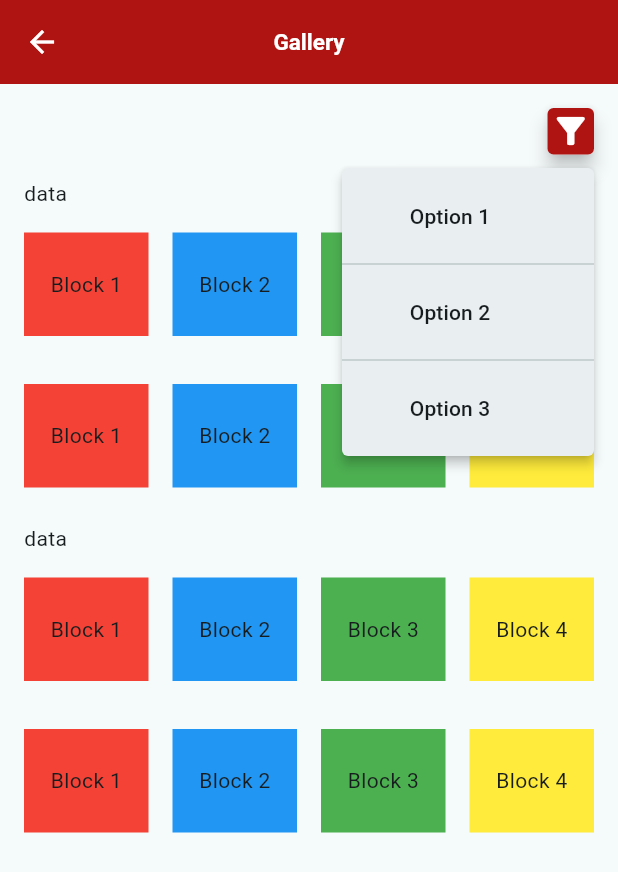
After one commit to Force-Power-Infotech/Multi-Club-App, a Flutter app: the GalleryScreen screen opened directly, after a tap on the "filter alt" icon, on a phone screen of 412 x 824 dp. The commit adds this screen. Shown: the top 872 px of the screen. Run offline on Flutter 3.47's test engine with Material 3 defaults, Android fonts, the phone set to English and light mode, and no system bars; our stand-ins replace flutter_map, hive, hive_flutter, latlong2; missing offline and left inert: autocomplete_textfield; accounts and stored records are empty.

Commit message:
gallery screen created

```diff
--- /dev/null
+++ b/lib/screens/gallery_screen.dart
@@ -0,0 +1,284 @@
+import 'package:flutter/material.dart';
+import 'package:multi_club_app/bases/themes.dart';
+
+class GalleryScreen extends StatefulWidget {
+  const GalleryScreen({Key? key}) : super(key: key);
+
+  @override
+  _GalleryScreenState createState() => _GalleryScreenState();
+}
+
+class _GalleryScreenState extends State<GalleryScreen> {
+  @override
+  Widget build(BuildContext context) {
+    return Scaffold(
+      appBar: AppBar(
+        leading: IconButton(
+          onPressed: () {
+            Navigator.of(context).pop(); // Navigate back to the previous page
+          },
+          icon: const Icon(
+            Icons.arrow_back,
+            color: AppThemes.brc_textcolor,
+          ),
+          color: Colors.white, // Set the color to white
+        ),
+        backgroundColor: AppThemes.getBackground(),
+        title: const Text(
+          'Gallery',
+          style: TextStyle(
+            color: AppThemes.brc_textcolor,
+            fontWeight: FontWeight.w700,
+            fontSize: 15,
+          ),
+        ),
+        centerTitle: true,
+      ),
+      body: Column(
+        children: [
+          Row(
+            mainAxisAlignment: MainAxisAlignment.end,
+            children: [
+              Padding(
+                padding: const EdgeInsets.all(16.0),
+                child: Material(
+                  elevation: 5, // Set elevation for shadow effect
+                  borderRadius: BorderRadius.circular(4), // Set round edges
+                  child: PopupMenuButton<String>(
+                    offset:
+                        Offset(0, 40), // Adjust the vertical offset as needed
+                    onSelected: (String value) {
+                      // Handle selection of the dropdown item
+                    },
+                    itemBuilder: (BuildContext context) =>
+                        <PopupMenuEntry<String>>[
+                      PopupMenuItem<String>(
+                        value: 'Option 1',
+                        child: SizedBox(
+                          width: 120, // Set the width of the PopupMenuItem
+                          child: Center(child: Text('Option 1')),
+                        ),
+                      ),
+                      PopupMenuDivider(), // Add PopupMenuDivider between options
+                      PopupMenuItem<String>(
+                        value: 'Option 2',
+                        child: SizedBox(
+                          width: 120, // Set the width of the PopupMenuItem
+                          child: Center(child: Text('Option 2')),
+                        ),
+                      ),
+                      PopupMenuDivider(), // Add PopupMenuDivider between options
+                      PopupMenuItem<String>(
+                        value: 'Option 3',
+                        child: SizedBox(
+                          width: 120, // Set the width of the PopupMenuItem
+                          child: Center(child: Text('Option 3')),
+                        ),
+                      ),
+                    ],
+                    child: Container(
+                      width: 31,
+                      height: 31,
+                      decoration: BoxDecoration(
+                        color: AppThemes
+                            .getBackground(), // Set background color to white
+                        borderRadius:
+                            BorderRadius.circular(4), // Set round edges
+                      ),
+                      child: Icon(
+                        Icons.filter_alt,
+                        color: AppThemes.brc_textcolor,
+                        size: 28,
+                      ),
+                    ),
+                  ),
+                ),
+              ),
+            ],
+          ),
+
+          Row(
+            mainAxisAlignment: MainAxisAlignment.start,
+            children: [
+              Padding(
+                padding: const EdgeInsets.symmetric(horizontal: 16.0),
+                child: Text('data'),
+              ),
+            ],
+          ),
+          Column(
+            children: [
+              Padding(
+                padding: const EdgeInsets.all(8.0),
+                child: SizedBox(
+                  height: 85,
+                  child: Row(
+                    children: [
+                      Expanded(
+                        child: Container(
+                          margin: EdgeInsets.all(8),
+                          color: Colors.red,
+                          child: Center(child: Text('Block 1')),
+                        ),
+                      ),
+                      Expanded(
+                        child: Container(
+                          margin: EdgeInsets.all(8),
+                          color: Colors.blue,
+                          child: Center(child: Text('Block 2')),
+                        ),
+                      ),
+                      Expanded(
+                        child: Container(
+                          margin: EdgeInsets.all(8),
+                          color: Colors.green,
+                          child: Center(child: Text('Block 3')),
+                        ),
+                      ),
+                      Expanded(
+                        child: Container(
+                          margin: EdgeInsets.all(8),
+                          color: Colors.yellow,
+                          child: Center(child: Text('Block 4')),
+                        ),
+                      ),
+                    ],
+                  ),
+                ),
+              ),
+              Padding(
+                padding: const EdgeInsets.all(8.0),
+                child: SizedBox(
+                  height: 85,
+                  child: Row(
+                    children: [
+                      Expanded(
+                        child: Container(
+                          margin: EdgeInsets.all(8),
+                          color: Colors.red,
+                          child: Center(child: Text('Block 1')),
+                        ),
+                      ),
+                      Expanded(
+                        child: Container(
+                          margin: EdgeInsets.all(8),
+                          color: Colors.blue,
+                          child: Center(child: Text('Block 2')),
+                        ),
+                      ),
+                      Expanded(
+                        child: Container(
+                          margin: EdgeInsets.all(8),
+                          color: Colors.green,
+                          child: Center(child: Text('Block 3')),
+                        ),
+                      ),
+                      Expanded(
+                        child: Container(
+                          margin: EdgeInsets.all(8),
+                          color: Colors.yellow,
+                          child: Center(child: Text('Block 4')),
+                        ),
+                      ),
+                    ],
+                  ),
+                ),
+              ),
+            ],
+          ),
+
+          SizedBox(height: 8), // Add spacing between rows
+          Row(
+            mainAxisAlignment: MainAxisAlignment.start,
+            children: [
+              Padding(
+                padding: const EdgeInsets.symmetric(horizontal: 16.0),
+                child: Text('data'),
+              ),
+            ],
+          ),
+          Column(
+            children: [
+              Padding(
+                padding: const EdgeInsets.all(8.0),
+                child: SizedBox(
+                  height: 85,
+                  child: Row(
+                    children: [
+                      Expanded(
+                        child: Container(
+                          margin: EdgeInsets.all(8),
+                          color: Colors.red,
+                          child: Center(child: Text('Block 1')),
+                        ),
+                      ),
+                      Expanded(
+                        child: Container(
+                          margin: EdgeInsets.all(8),
+                          color: Colors.blue,
+                          child: Center(child: Text('Block 2')),
+                        ),
+                      ),
+                      Expanded(
+                        child: Container(
+                          margin: EdgeInsets.all(8),
+                          color: Colors.green,
+                          child: Center(child: Text('Block 3')),
+                        ),
+                      ),
+                      Expanded(
+                        child: Container(
+                          margin: EdgeInsets.all(8),
+                          color: Colors.yellow,
+                          child: Center(child: Text('Block 4')),
+                        ),
+                      ),
+                    ],
+                  ),
+                ),
+              ),
+              Padding(
+                padding: const EdgeInsets.all(8.0),
+                child: SizedBox(
+                  height: 85,
+                  child: Row(
+                    children: [
+                      Expanded(
+                        child: Container(
+                          margin: EdgeInsets.all(8),
+                          color: Colors.red,
+                          child: Center(child: Text('Block 1')),
+                        ),
+                      ),
+                      Expanded(
+                        child: Container(
+                          margin: EdgeInsets.all(8),
+                          color: Colors.blue,
+                          child: Center(child: Text('Block 2')),
+                        ),
+                      ),
+                      Expanded(
+                        child: Container(
+                          margin: EdgeInsets.all(8),
+                          color: Colors.green,
+                          child: Center(child: Text('Block 3')),
+                        ),
+                      ),
+                      Expanded(
+                        child: Container(
+                          margin: EdgeInsets.all(8),
+                          color: Colors.yellow,
+                          child: Center(child: Text('Block 4')),
+                        ),
+                      ),
+                    ],
+                  ),
+                ),
+              ),
+            ],
+          ),
+        ],
+      ),
+    );
+  }
+}
--- a/lib/screens/profile_edit_screen.dart
+++ b/lib/screens/profile_edit_screen.dart
@@ -564,7 +564,7 @@ class _ProfileEditScreenState extends State<ProfileEditScreen> {
                       // Add your update logic here
                     },
                     style: ElevatedButton.styleFrom(
-                      backgroundColor: AppThemes.mm_light_card,
+                      backgroundColor: AppThemes.getLightColor(),
                       shape: RoundedRectangleBorder(
                         borderRadius: BorderRadius.circular(
                             8.0), // Adjust the border radius as needed
```
Also changed, not shown: lib/bases/themes.dart (+12 -0 lines), lib/screens/event_details_screen.dart (+16 -16 lines), lib/screens/side_menu.dart (+30 -5 lines), lib/screens/widgets/MapWidget.dart (added, +105 -0 lines), pubspec.yaml (+6 -5 lines), pubspec.lock, 2 other files.
